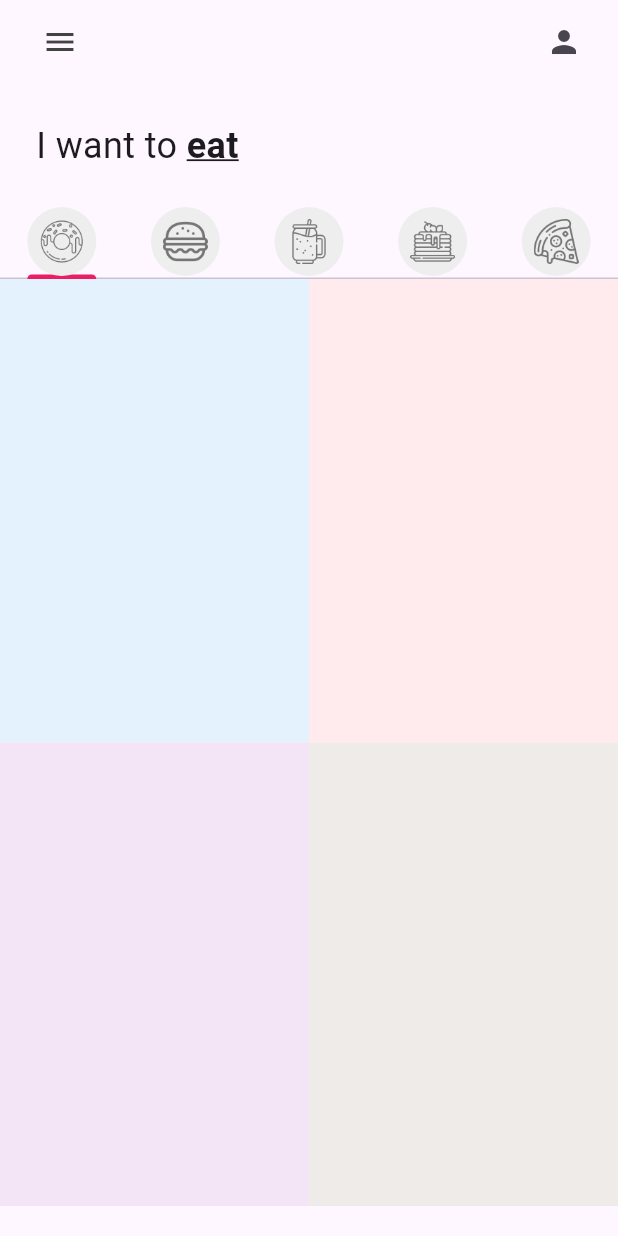
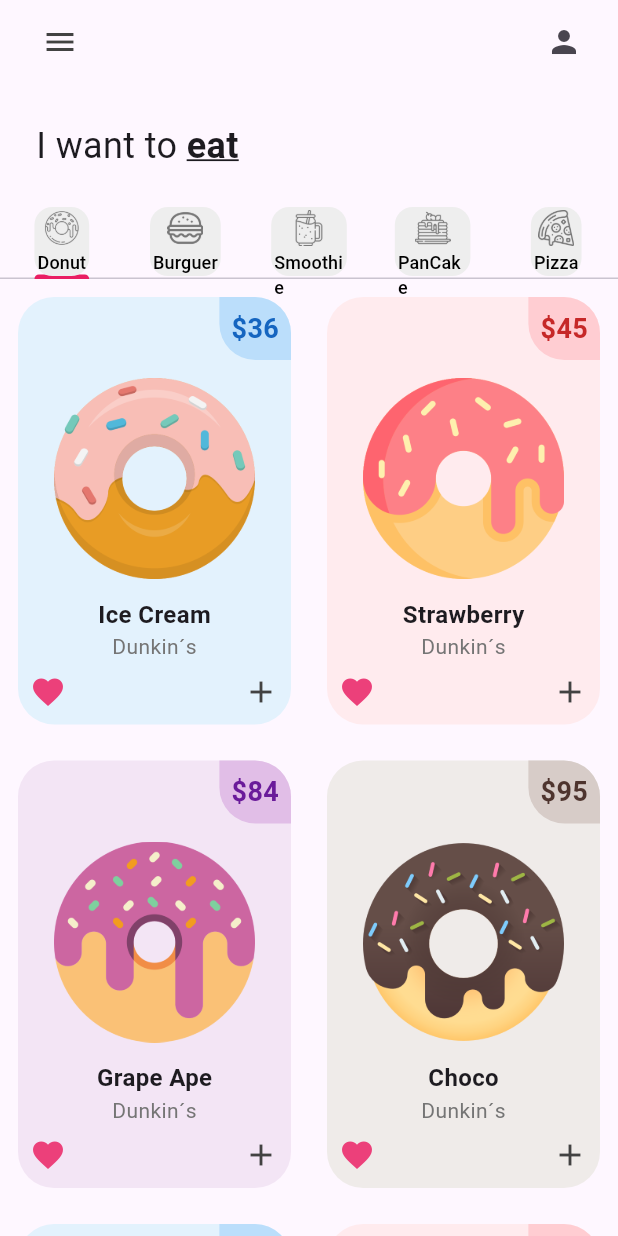
Before and after one commit to CarlosPuc120/p1_donut_app_carlos_sanchez-main, a Flutter app: the screen it shows after launch, on a phone screen of 412 x 824 dp. Run offline on Flutter 3.47's test engine with Material 3 defaults, Android fonts, the phone set to English and light mode, and no system bars.

Commit message:
Items added

```diff
--- a/p1_donut_app_carlos_sanchez-main/lib/Utilis/donut_tile.dart
+++ b/p1_donut_app_carlos_sanchez-main/lib/Utilis/donut_tile.dart
@@ -15,8 +15,67 @@ class DonutTile extends StatelessWidget {
 
   @override
   Widget build(BuildContext context) {
-    return Container(
-      decoration: BoxDecoration(color: donutColor[50]),
+    return  Padding(
+      padding: const EdgeInsets.all(12),
+      child: Container(
+        decoration: BoxDecoration(color: donutColor[50], borderRadius:BorderRadius.circular(24) ),
+      child: Column(
+        children: [
+        Row(
+          mainAxisAlignment: MainAxisAlignment.end,
+          children: [
+            Container(
+          decoration: BoxDecoration(
+            color: donutColor[100],borderRadius: const BorderRadius.only(
+              topRight: Radius.circular(24),
+              bottomLeft: Radius.circular(24))),
+          padding: const EdgeInsets.symmetric(vertical: 8, horizontal: 8),
+          child: Text('\$$donutPrice',style: TextStyle(
+            fontSize: 18,
+            fontWeight: FontWeight.bold,
+          color: donutColor[800]),),
+        )],
+        ),
+        //donut picture
+
+        Padding(
+          padding: const EdgeInsets.symmetric(horizontal: 24, vertical: 12),
+        child: Image.asset(imageName),),
+
+        //Donut flavor test
+
+        Text(donutFlavor,
+        style:const TextStyle(
+          fontSize: 16,
+           fontWeight:  FontWeight.bold
+        ),
+        ),
+        Text(
+          'Dunkin´s',
+        style:TextStyle(color: Colors.grey[600]),
+        ),
+
+        //Love icon + add.button
+        Padding(
+          padding: const EdgeInsets.all(8.0),
+          child: Row(
+            mainAxisAlignment: MainAxisAlignment.spaceBetween,
+            children: [
+              //love icon
+              Icon(
+                Icons.favorite,
+                color: Colors.pink[400],
+              ),
+              //plus Button
+              Icon(
+                Icons.add,
+                color: Colors.grey[800],
+              )
+            ],
+          ), )
+      ],
+      ),
+      ),
     );
   }
 }
--- a/p1_donut_app_carlos_sanchez-main/lib/Utilis/my_tab.dart
+++ b/p1_donut_app_carlos_sanchez-main/lib/Utilis/my_tab.dart
@@ -2,21 +2,44 @@ import 'package:flutter/material.dart';
 
 class MyTab extends StatelessWidget {
   final String iconPath;
-  const MyTab({super.key, required this.iconPath});
+  final String label; // Nuevo parámetro para el texto
+
+  const MyTab({
+    super.key,
+    required this.iconPath,
+    required this.label, // Asegúrate de incluir el parámetro en el constructor
+  });
 
   @override
   Widget build(BuildContext context) {
     return Tab(
       child: Container(
-        padding: const EdgeInsets.all(8),
+        padding: const EdgeInsets.symmetric(horizontal: 2, vertical: 2),
         decoration: BoxDecoration(
           color: Colors.grey[200],
-          borderRadius:BorderRadius.circular(25),
+          borderRadius: BorderRadius.circular(12),
         ),
-        child: Image.asset(
-          iconPath,
-          color:  Colors.grey[600],
-          ),
+        child: Column(
+          // Usamos Column para apilar el ícono y el texto
+          mainAxisSize: MainAxisSize.min,
+          children: [
+            Image.asset(
+              iconPath,
+              color: Colors.grey[600],
+              width: 24, // Ajusta el tamaño según sea necesario
+              height: 24, // Ajusta el tamaño según sea necesario
+            ),
+            const SizedBox(height: 2), // Espacio entre el ícono y el texto
+            Text(
+              label,
+              style: const TextStyle(
+                fontSize: 12,
+                color: Colors
+                    .black, // Puedes ajustar el color y el tamaño del texto
+              ),
+            ),
+          ],
+        ),
       ),
     );
   }
--- a/p1_donut_app_carlos_sanchez-main/lib/main.dart
+++ b/p1_donut_app_carlos_sanchez-main/lib/main.dart
@@ -1,6 +1,5 @@
 import 'package:flutter/material.dart';
 import 'package:p1_donut_app_carlos_sanchez/pages/home_pages.dart';
-
 void main() {
   runApp(const MainApp());
 }
@@ -11,9 +10,10 @@ class MainApp extends StatelessWidget {
   @override
   Widget build(BuildContext context) {
     return  MaterialApp(
+      debugShowCheckedModeBanner: false,
       home: const HomePages(),
       theme: ThemeData(
-        tabBarTheme: const TabBarTheme(indicatorColor: Colors.pink)
+      tabBarTheme: const TabBarTheme(indicatorColor: Colors.pink)
       )
     );
   }
--- a/p1_donut_app_carlos_sanchez-main/lib/pages/home_pages.dart
+++ b/p1_donut_app_carlos_sanchez-main/lib/pages/home_pages.dart
@@ -12,27 +12,32 @@ class HomePages extends StatefulWidget {
   State<HomePages> createState() => _HomePagesState();
 }
 
-class _HomePagesState extends State <HomePages> {
+class _HomePagesState extends State<HomePages> {
   List<Widget> myTabs = [
     //donutTab
-     const MyTab(
+    const MyTab(
       iconPath: 'lib/icons/donut.png',
+      label: 'Donut',
     ),
     //burgerTab
-      const MyTab(
+    const MyTab(
       iconPath: 'lib/icons/burger.png',
+      label: 'Burguer',
     ),
     //smoothieab
     const MyTab(
       iconPath: 'lib/icons/smoothie.png',
+      label: 'Smoothie',
     ),
     //pancakeTab
     const MyTab(
       iconPath: 'lib/icons/pancakes.png',
+      label: 'PanCake',
     ),
     //pizzaTab
     const MyTab(
       iconPath: 'lib/icons/pizza.png',
+      label: 'Pizza',
     ),
   ];
 
--- a/p1_donut_app_carlos_sanchez-main/lib/pages/tab/donut_Tab.dart
+++ b/p1_donut_app_carlos_sanchez-main/lib/pages/tab/donut_Tab.dart
@@ -8,7 +8,13 @@ class DonutTab extends StatelessWidget {
   ["Ice Cream", "36", Colors.blue, "lib/images/icecream_donut.png"],
   ["Strawberry", "45", Colors.red, "lib/images/strawberry_donut.png"],
   ["Grape Ape", "84", Colors.purple, "lib/images/grape_donut.png"],
-  ["Choco", "95", Colors.brown, "lib/images/chocolate_donut.png"],];
+  ["Choco", "95", Colors.brown, "lib/images/chocolate_donut.png"],
+  ["Ice Cream", "36", Colors.blue, "lib/images/icecream_donut.png"],
+  ["Strawberry", "45", Colors.red, "lib/images/strawberry_donut.png"],
+  ["Grape Ape", "84", Colors.purple, "lib/images/grape_donut.png"],
+  ["Choco", "95", Colors.brown, "lib/images/chocolate_donut.png"],
+
+  ];
   const DonutTab({super.key});
 
   @override
```
